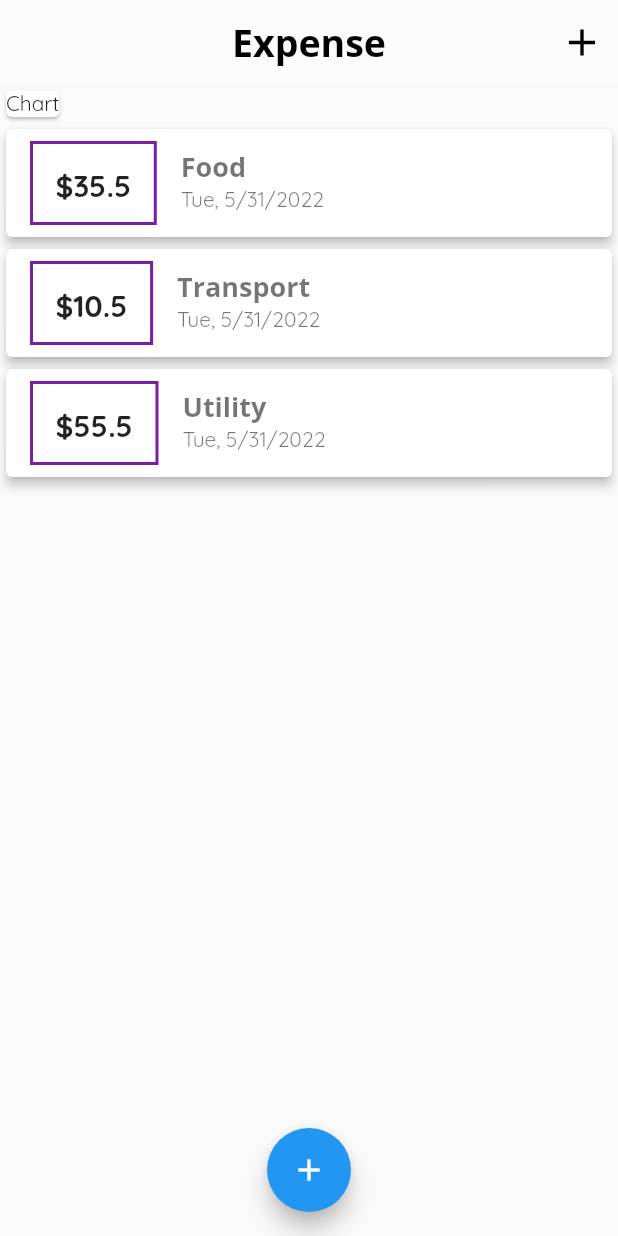
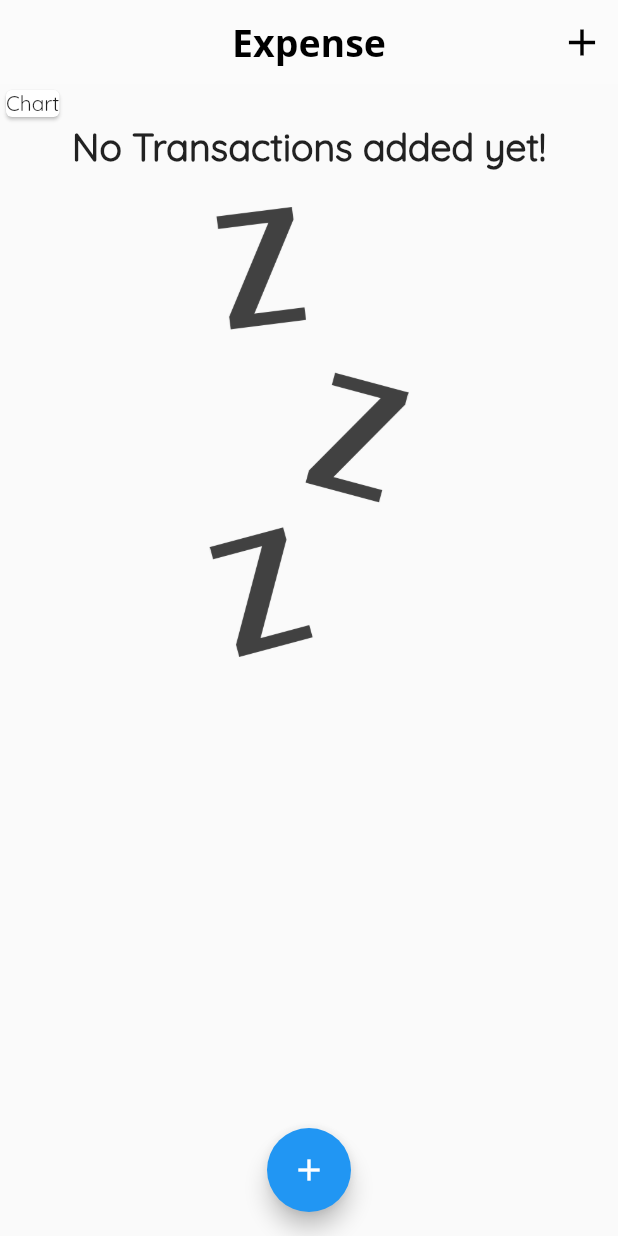
Before and after one commit to ramonyohannes/Expense-Tracker-App, a Flutter app: the screen it shows after launch, on a phone screen of 412 x 824 dp. Run offline on Flutter 3.47's test engine with Material 2 defaults, Android fonts, the phone set to English and light mode, and no system bars.

Commit message:
added image if no transaction

```diff
--- a/lib/main.dart
+++ b/lib/main.dart
@@ -20,6 +20,11 @@ class MyApp extends StatelessWidget {
           headline1: TextStyle(
             fontFamily: "OpenSans",
             fontSize: 18.0,
+            fontWeight: FontWeight.bold,
+          ),
+          headline5: TextStyle(
+            fontFamily: "QuickSand",
+            fontSize: 25.0,
             fontWeight: FontWeight.bold,
           ),
         ),
@@ -52,7 +57,7 @@ class _HomePageState extends State<HomePage> {
   var amountInput = TextEditingController();
 
   List<Transaction> user_transactions = [
-    Transaction(
+    /*   Transaction(
       title: "Food",
       amount: 35.5,
       date: DateTime.now(),
@@ -66,7 +71,7 @@ class _HomePageState extends State<HomePage> {
       title: "Utility",
       amount: 55.5,
       date: DateTime.now(),
-    ),
+    ), */
   ];
 
   void addNewTx(String txTitle, String txAmount) {
--- a/lib/transaction_list.dart
+++ b/lib/transaction_list.dart
@@ -13,8 +13,29 @@ class TransactionList extends StatelessWidget {
   Widget build(BuildContext context) {
     return Container(
       height: 700,
-      //color: Colors.teal,
-      child: ListView.builder(
+      child: user_transactions.isEmpty
+          ? Center(
+              child: Column(
+                children: [
+                  Text(
+                    "No Transactions added yet!",
+                    style: Theme.of(context).textTheme.headline5,
+                  ),
+                  const SizedBox(
+                    height: 10,
+                  ),
+                  Container(
+                    height: 300,
+                    margin: EdgeInsets.all(15),
+                    child: Image.asset(
+                      "assets/images/waiting.png",
+                      fit: BoxFit.cover,
+                    ),
+                  )
+                ],
+              ),
+            )
+          : ListView.builder(
               itemBuilder: (context, index) {
                 return TransactionItem(
                   user_transactions[index].amount,
--- a/lib/widget/transaction_item.dart
+++ b/lib/widget/transaction_item.dart
@@ -24,9 +24,10 @@ class TransactionItem extends StatelessWidget {
           ),
           child: Text(
             "\$$amount",
-            style: const TextStyle(
+            style: TextStyle(
               fontSize: 20,
               fontWeight: FontWeight.bold,
+              color: Theme.of(context).primaryColor,
             ),
           ),
         ),
@@ -36,7 +37,6 @@ class TransactionItem extends StatelessWidget {
         ),
         subtitle: Text(
           DateFormat.yMEd().format(date),
-          // style: Theme.of(context).textTheme.headline1,
         ),
       ),
     );
--- a/pubspec.yaml
+++ b/pubspec.yaml
@@ -59,8 +59,8 @@ flutter:
   uses-material-design: true
 
   # To add assets to your application, add an assets section, like this:
-  # assets:
-  #   - images/a_dot_burr.jpeg
+  assets:
+    - assets/images/waiting.png
   #   - images/a_dot_ham.jpeg
 
   # An image asset can refer to one or more resolution-specific "variants", see
@@ -83,7 +83,7 @@ flutter:
     - family: Quicksand
       fonts:
         - asset: assets/fonts/Quicksand-Regular.ttf
-        - asset: assets/fonts/Quicksand-Bold.ttf
+        - asset: assets/fonts/Quicksand-Regular.ttf
           weight: 700
   #
   # For details regarding fonts from package dependencies,
```
Also changed, not shown: assets/images/waiting.png (added). Lines whose indentation alone changed are shown as unchanged.
